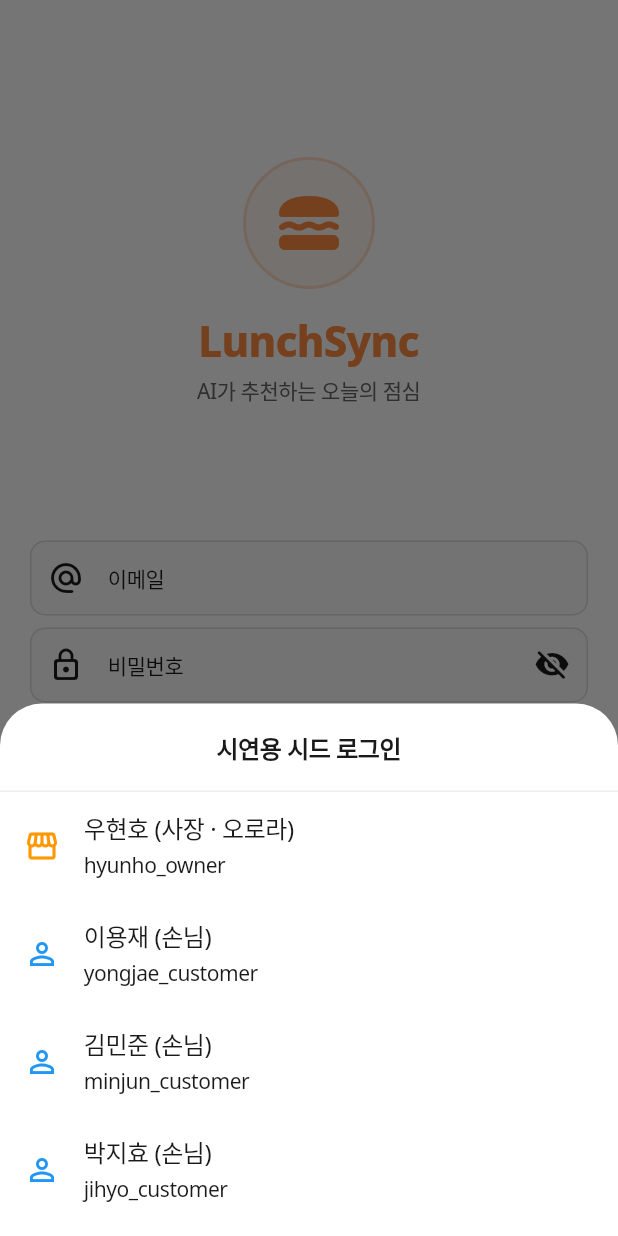
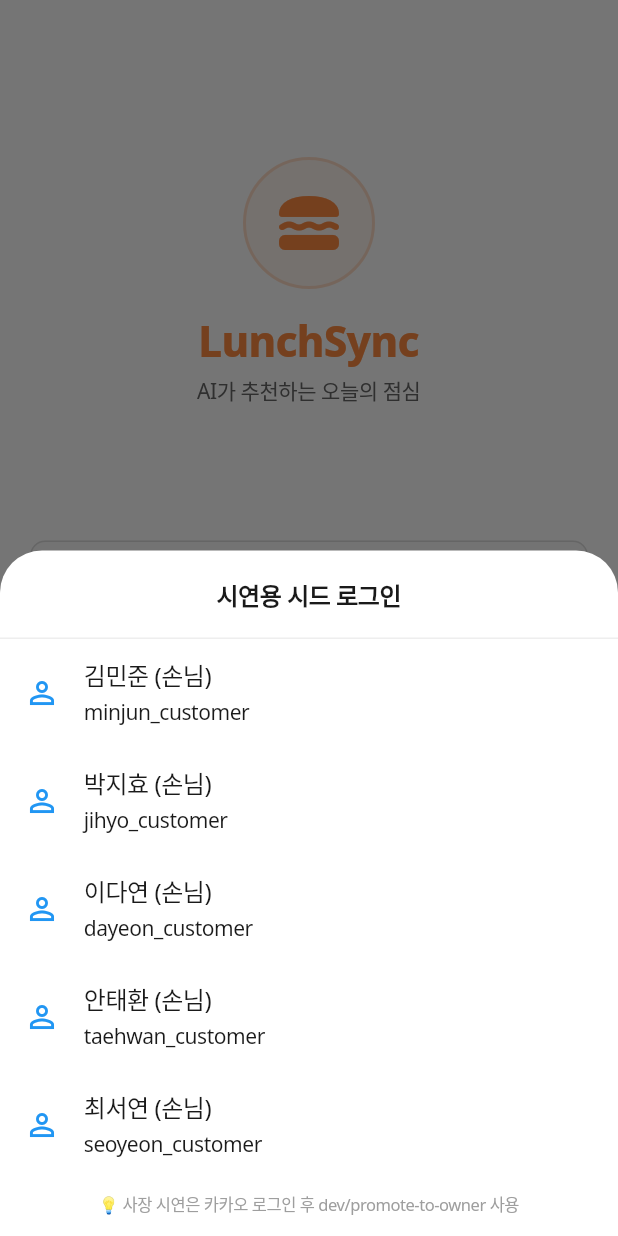
Before and after one commit to whh07151/LunchSync, a Flutter app: the screen it shows after launch, after a tap on "카카오로 시작하기", after a tap on the "science" icon, on a phone screen of 412 x 824 dp. Run offline on Flutter 3.47's test engine with Material 3 defaults, Android fonts, the phone set to English and light mode, and no system bars; our stand-ins replace firebase_auth, firebase_core, firebase_messaging, flutter_riverpod, geolocator, google_fonts and 3 more; missing offline and left inert: dart:html, dart:ui_web, kakao_flutter_sdk_user, webview_flutter_android; accounts and stored records are empty.

Commit message:
fix(dev-seed): 시드 매핑을 실제 DB 5명과 일치 (404 회귀)
라이브 검증에서 hyunho_owner / yongjae_customer 둘 다 404 발견.
원인: 시드 데이터에 hyunho 카카오 이메일과 yongjae 자체가 없음.

시드 5명(실제 DB) 그대로 매핑:
  · minjun  (김민준)
  · jihyo   (박지효)
  · dayeon  (이다연)
  · taehwan (안태환)
  · seoyeon (최서연)

사장 시연은 카카오 로그인 + dev/promote-to-owner 안내로 처리.
BottomSheet 푸터에 안내 한 줄 추가.

라이브 검증:
  · POST /api/dev/login-as-seed { minjun_customer } → 201 김민준 CUSTOMER ✅
  · POST /api/dev/login-as-seed { jihyo_customer }  → 201 박지효 CUSTOMER ✅

빌드:
  · nest build → 0 errors
  · flutter analyze login_screen.dart → No issues found

Co-Authored-By: Claude Opus 4.7 (1M context) <noreply@anthropic.com>

```diff
--- a/lib/features/auth/login_screen.dart
+++ b/lib/features/auth/login_screen.dart
@@ -250,18 +250,6 @@ class _LoginScreenState extends ConsumerState<LoginScreen> {
               ),
               const Divider(height: 1),
               ListTile(
-                leading: const Icon(Icons.storefront, color: Colors.orange),
-                title: const Text('우현호 (사장 · 오로라)'),
-                subtitle: const Text('hyunho_owner'),
-                onTap: () => Navigator.pop(ctx, 'hyunho_owner'),
-              ),
-              ListTile(
-                leading: const Icon(Icons.person_outline, color: Colors.blue),
-                title: const Text('이용재 (손님)'),
-                subtitle: const Text('yongjae_customer'),
-                onTap: () => Navigator.pop(ctx, 'yongjae_customer'),
-              ),
-              ListTile(
                 leading: const Icon(Icons.person_outline, color: Colors.blue),
                 title: const Text('김민준 (손님)'),
                 subtitle: const Text('minjun_customer'),
@@ -272,6 +260,31 @@ class _LoginScreenState extends ConsumerState<LoginScreen> {
                 title: const Text('박지효 (손님)'),
                 subtitle: const Text('jihyo_customer'),
                 onTap: () => Navigator.pop(ctx, 'jihyo_customer'),
+              ),
+              ListTile(
+                leading: const Icon(Icons.person_outline, color: Colors.blue),
+                title: const Text('이다연 (손님)'),
+                subtitle: const Text('dayeon_customer'),
+                onTap: () => Navigator.pop(ctx, 'dayeon_customer'),
+              ),
+              ListTile(
+                leading: const Icon(Icons.person_outline, color: Colors.blue),
+                title: const Text('안태환 (손님)'),
+                subtitle: const Text('taehwan_customer'),
+                onTap: () => Navigator.pop(ctx, 'taehwan_customer'),
+              ),
+              ListTile(
+                leading: const Icon(Icons.person_outline, color: Colors.blue),
+                title: const Text('최서연 (손님)'),
+                subtitle: const Text('seoyeon_customer'),
+                onTap: () => Navigator.pop(ctx, 'seoyeon_customer'),
+              ),
+              const Padding(
+                padding: EdgeInsets.fromLTRB(16, 8, 16, 4),
+                child: Text(
+                  '💡 사장 시연은 카카오 로그인 후 dev/promote-to-owner 사용',
+                  style: TextStyle(fontSize: 11, color: Colors.grey),
+                ),
               ),
               const SizedBox(height: 8),
             ],
```
Also changed, not shown: 1 other file.
